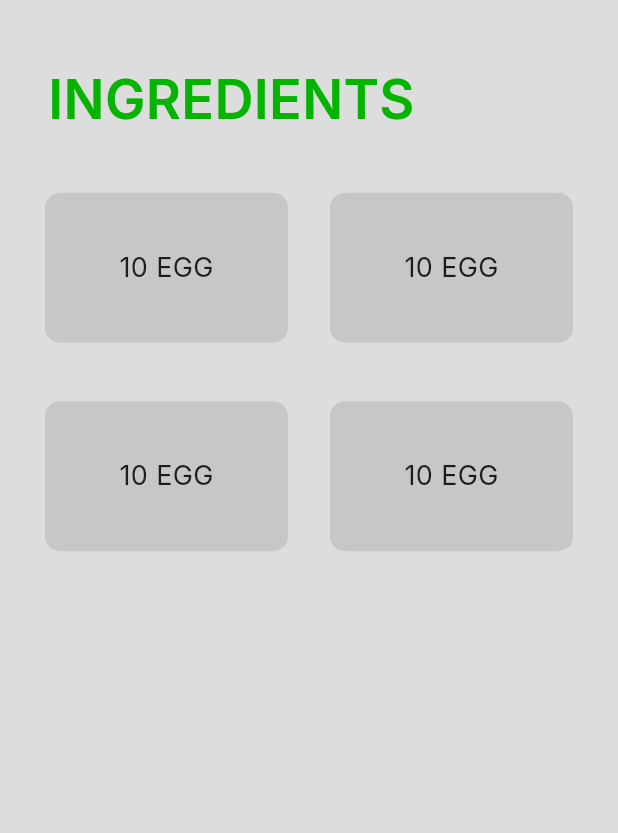
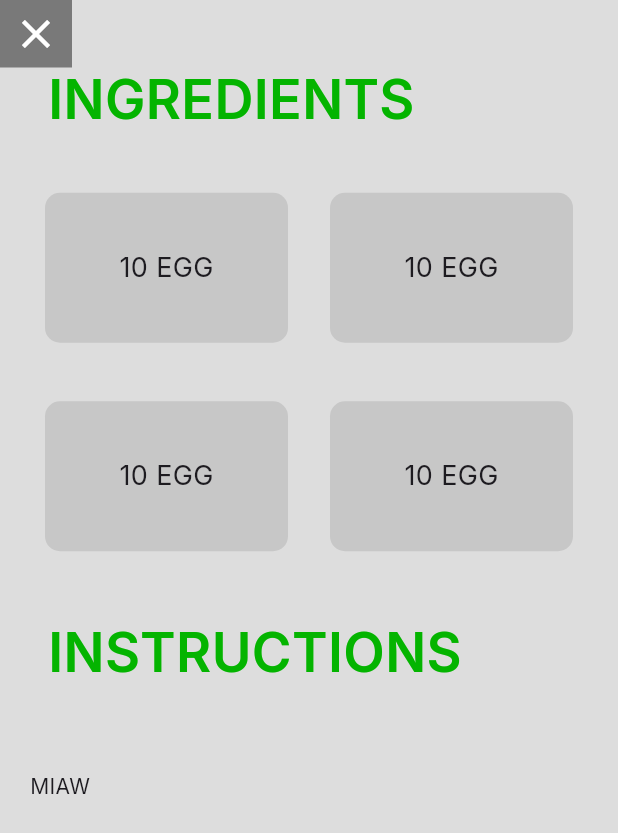
Before and after one commit to RafihYahya/RECIPE_APP_FLUTTER, a Flutter app: the screen it shows after launch, on a phone screen of 412 x 824 dp. Shown: the top 833 px of the screen. Run offline on Flutter 3.47's test engine with Material 2 defaults, Android fonts, the phone set to English and light mode, and no system bars; our stand-ins replace google_fonts.

Commit message:
added_close_check

```diff
--- a/lib/pages/howtomake_page.dart
+++ b/lib/pages/howtomake_page.dart
@@ -9,13 +9,14 @@ class HowToPage extends StatelessWidget {
     return Scaffold(
       backgroundColor:
           !dark! ? const Color(0xFFDDDDDD) : const Color(0xFF252525),
-      body: Padding(
+      body: Stack(children: [
+        Padding(
           padding: const EdgeInsets.symmetric(vertical: 8.0, horizontal: 20.0),
           child: ListView(
             children: [
               Padding(
-              padding:
-                  const EdgeInsets.symmetric(vertical: 32.0, horizontal: 12.0),
+                padding: const EdgeInsets.symmetric(
+                    vertical: 32.0, horizontal: 12.0),
                 child: Text(
                   'INGREDIENTS',
                   textAlign: TextAlign.start,
@@ -60,7 +61,7 @@ class HowToPage extends StatelessWidget {
                               child: Container(
                                   decoration: BoxDecoration(
                                     borderRadius: BorderRadius.circular(10.0),
-                                  color: Color(0xFFC7C7C7),
+                                    color: const Color(0xFFC7C7C7),
                                   ),
                                   height: 100,
                                   child: Center(
@@ -106,10 +107,33 @@ class HowToPage extends StatelessWidget {
                     ),
                   ),
                 ),
-            )
+              ),
+              Padding(
+                padding: EdgeInsets.fromLTRB(12.0, 36.0, 12.0, 54),
+                child: Text(
+                  'INSTRUCTIONS',
+                  textAlign: TextAlign.start,
+                  style: TextStyle(
+                      fontSize: 36.0,
+                      fontWeight: FontWeight.w600,
+                      color: Color(0xFF04B400)),
+                ),
+              ),
+              Text('MIAW')
             ],
           ),
         ),
+        Container(
+          height: 45,
+          color: Colors.black45,
+          padding: const EdgeInsets.symmetric(horizontal: 8.0),
+          child: const Icon(
+            Icons.close,
+            color: Colors.white,
+            size: 32,
+          ),
+        ),
+      ]),
     );
   }
 }
```
Lines whose indentation alone changed are shown as unchanged.
